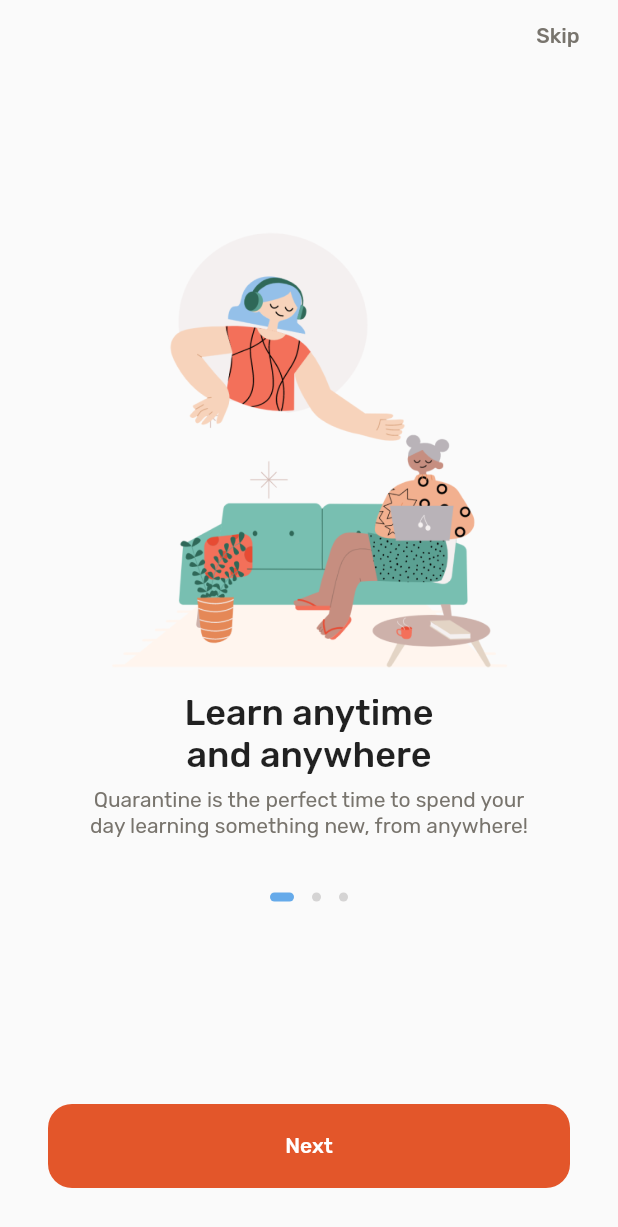
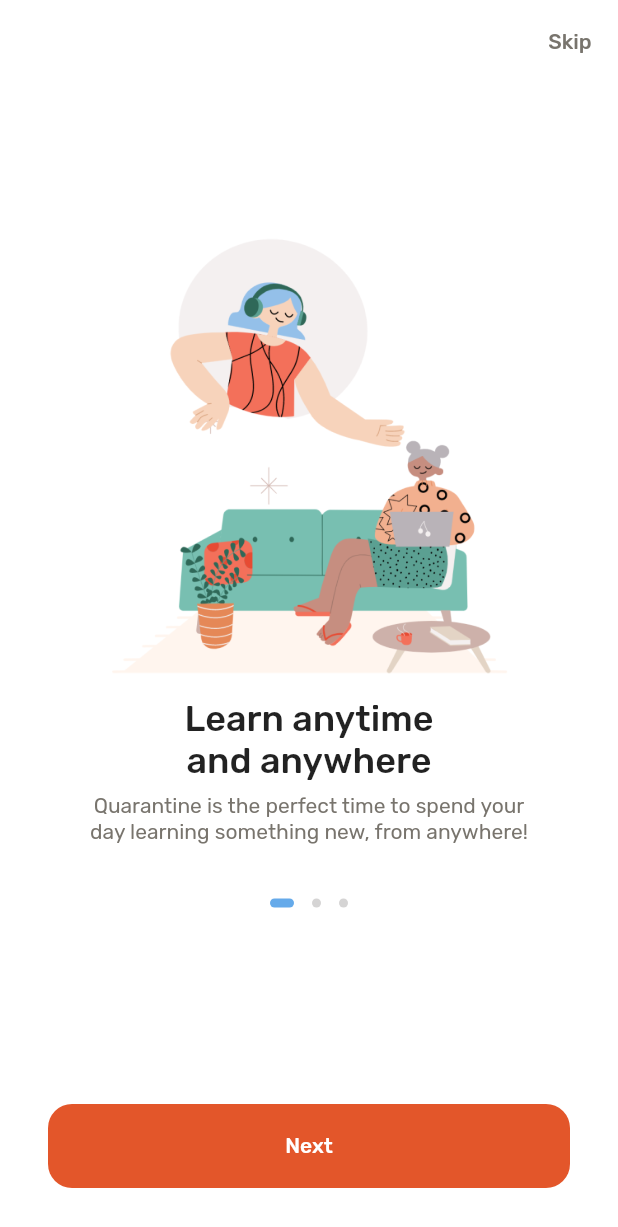
Before and after one commit to rayehizoba/edtech, a Flutter app: the screen it shows after launch, on a phone screen of 412 x 824 dp. Shown: the top 1227 px of the screen. Run offline on Flutter 3.47's test engine with Material 2 defaults, Android fonts, the phone set to English and light mode, and no system bars.

Commit message:
refactoring, common colors, theme viewer for rapid dev

```diff
--- a/lib/common/app_theme.dart
+++ /dev/null
@@ -1,24 +0,0 @@
-import 'package:flutter/material.dart';
-
-final ThemeData appTheme = ThemeData(
-    fontFamily: 'Rubik',
-    backgroundColor: Colors.white,
-    accentColor: Color(0xffe3562a),
-    textButtonTheme: TextButtonThemeData(
-        style: TextButton.styleFrom(
-      primary: Color(0xff78746d),
-      shape: RoundedRectangleBorder(
-        borderRadius: BorderRadius.all(Radius.circular(8.0)),
-      ),
-    )),
-    elevatedButtonTheme: ElevatedButtonThemeData(
-        style: ElevatedButton.styleFrom(
-      elevation: 0,
-      primary: Color(0xffe3562a),
-      shape: RoundedRectangleBorder(
-        borderRadius: BorderRadius.all(Radius.circular(16.0)),
-      ),
-    )),
-    textTheme: TextTheme(
-        headline5: TextStyle(fontWeight: FontWeight.w500),
-        bodyText2: TextStyle(color: Color(0xff78746d))));
--- /dev/null
+++ b/lib/common/colors.dart
@@ -0,0 +1,16 @@
+import 'package:flutter/material.dart';
+
+class UtilityColor {
+  static const warning = Color(0xfff2a03f);
+  static const error = Color(0xffef4949);
+  static const success = Color(0xff5ba092);
+  static const secondary = Color(0xff65aaea);
+  static const primary = Color(0xffe3562a);
+}
+
+class InkColor {
+  static const lightGray = Color(0xfff8f2ee);
+  static const gray = Color(0xffbebab3);
+  static const darkGray = Color(0xff78746d);
+  static const dark = Color(0xff3c3a36);
+}
--- /dev/null
+++ b/lib/common/theme_data.dart
@@ -0,0 +1,37 @@
+import 'package:edtech/common/colors.dart';
+import 'package:flutter/material.dart';
+
+final textButtonTheme = TextButtonThemeData(
+    style: TextButton.styleFrom(
+  primary: InkColor.darkGray,
+  shape: RoundedRectangleBorder(
+    borderRadius: BorderRadius.all(Radius.circular(8.0)),
+  ),
+));
+
+final elevatedButtonTheme = ElevatedButtonThemeData(
+    style: ElevatedButton.styleFrom(
+  elevation: 0,
+  primary: UtilityColor.primary,
+  shape: RoundedRectangleBorder(
+    borderRadius: BorderRadius.all(Radius.circular(16.0)),
+  ),
+));
+
+final textTheme = TextTheme(
+    headline5: TextStyle(fontWeight: FontWeight.w500),
+    bodyText2: TextStyle(color: InkColor.darkGray));
+
+final appBarTheme = AppBarTheme(
+    backgroundColor: Colors.white,
+);
+
+final ThemeData themeData = ThemeData(
+    fontFamily: 'Rubik',
+    scaffoldBackgroundColor: Colors.white,
+    accentColor: UtilityColor.primary,
+    textButtonTheme: textButtonTheme,
+    elevatedButtonTheme: elevatedButtonTheme,
+    textTheme: textTheme,
+  appBarTheme: appBarTheme,
+);
--- a/lib/components/carousel.dart
+++ b/lib/components/carousel.dart
@@ -1,5 +1,6 @@
 import 'dart:ui';
 
+import 'package:edtech/common/colors.dart';
 import 'package:edtech/components/space_x.dart';
 import 'package:edtech/components/space_y.dart';
 import 'package:flutter/material.dart';
@@ -79,7 +80,7 @@ class Pagination extends StatelessWidget {
           width: lerpDouble(16, 6, t),
           height: 6.0,
           decoration: BoxDecoration(
-              color: Color.lerp(Color(0xff65aaea), Color(0xffd5d4d4), t),
+              color: Color.lerp(UtilityColor.secondary, Color(0xffd5d4d4), t),
               borderRadius: BorderRadius.all(Radius.circular(6))),
         );
       },
--- a/lib/main.dart
+++ b/lib/main.dart
@@ -1,7 +1,7 @@
 import 'package:edtech/pages/intro_page.dart';
 import 'package:flutter/material.dart';
 
-import 'common/app_theme.dart';
+import 'common/theme_data.dart';
 
 void main() => runApp(MyApp());
 
@@ -16,12 +16,8 @@ class MyApp extends StatelessWidget {
   Widget build(BuildContext context) {
     return MaterialApp(
       title: 'Edtech',
-      theme: appTheme,
-      home: Scaffold(
-        body: SafeArea(
-          child: IntroPage(),
-        ),
-      ),
+      theme: themeData,
+      home: IntroPage(),
 //      home: new GestureDetector(
 //        onTap: () {
 //          _hideSoftKeyboard(context);
@@ -43,3 +39,18 @@ class MyApp extends StatelessWidget {
     );
   }
 }
+
+class ThemeViewer extends StatelessWidget {
+  @override
+  Widget build(BuildContext context) {
+    final route = IntroPage.routeName;
+
+    switch (route) {
+      case IntroPage.routeName:
+        return IntroPage();
+
+      default:
+        return Container();
+    }
+  }
+}
--- a/lib/pages/intro_page.dart
+++ b/lib/pages/intro_page.dart
@@ -2,17 +2,7 @@ import 'package:edtech/components/carousel.dart';
 import 'package:edtech/components/space_y.dart';
 import 'package:flutter/material.dart';
 
-// Intro Page Widget
-class IntroPage extends StatefulWidget {
-  static String routeName = '/intro';
-
-  @override
-  _IntroPageState createState() => _IntroPageState();
-}
-
-// Intro Page State
-class _IntroPageState extends State<IntroPage> {
-  static final List<Map> _carouselData = [
+final List<Map> carouselData = [
   {
     'img': 'assets/images/Cool Kids Long Distance Relationship.png',
     'h1': 'Learn anytime\nand anywhere',
@@ -33,9 +23,19 @@ class _IntroPageState extends State<IntroPage> {
   },
 ];
 
+// Intro Page Widget
+class IntroPage extends StatefulWidget {
+  static const String routeName = '/intro';
+
+  @override
+  _IntroPageState createState() => _IntroPageState();
+}
+
+// Intro Page State
+class _IntroPageState extends State<IntroPage> {
+  int _carouselPage = 0;
+
   final PageController _carouselController = PageController(initialPage: 0);
-
-  int _carouselPage = 0;
 
   void _handleCarouselPageChanged(int page) {
     setState(() {
@@ -44,7 +44,7 @@ class _IntroPageState extends State<IntroPage> {
   }
 
   void _handlePressedNext() {
-    if (_carouselController.page < _carouselData.length - 1) {
+    if (_carouselController.page < carouselData.length - 1) {
       _carouselController.nextPage(
           curve: Curves.fastOutSlowIn, duration: Duration(milliseconds: 500));
     } else {
@@ -53,35 +53,28 @@ class _IntroPageState extends State<IntroPage> {
   }
 
   bool get _endReached {
-    return _carouselPage == (_carouselData.length - 1);
+    return _carouselPage == (carouselData.length - 1);
   }
 
   @override
   Widget build(BuildContext context) {
-    return Column(
-      mainAxisAlignment: MainAxisAlignment.spaceBetween,
-      children: <Widget>[
-        /**
-         * Skip Button Section
-         */
-        Padding(
-          padding: EdgeInsets.symmetric(horizontal: 8.0),
-          child: Row(
-            mainAxisAlignment: MainAxisAlignment.end,
-            children: [
+    return Scaffold(
+      appBar: AppBar(
+        actions: <Widget>[
           TextButton(
             onPressed: () {},
             child: Text('Skip'),
-              )
+          ),
         ],
+        elevation: 0.0,
       ),
-        ),
-
-        /**
-         * Carousel Section
-         */
+      body: SafeArea(
+        child: Column(
+          mainAxisAlignment: MainAxisAlignment.spaceBetween,
+          children: <Widget>[
+            Container(),
             Carousel(
-          children: _carouselData
+              children: carouselData
                   .map((each) => SpaceY(size: 16, children: [
                         Image.asset(each['img']),
                         SpaceY(
@@ -102,10 +95,6 @@ class _IntroPageState extends State<IntroPage> {
               onPageChanged: _handleCarouselPageChanged,
               controller: _carouselController,
             ),
-
-        /**
-         * Next Button Section
-         */
             Padding(
               padding: EdgeInsets.all(32.0),
               child: SizedBox(
@@ -118,6 +107,8 @@ class _IntroPageState extends State<IntroPage> {
               ),
             ),
           ],
+        ),
+      ),
     );
   }
 }
```
Lines whose indentation alone changed are shown as unchanged.
